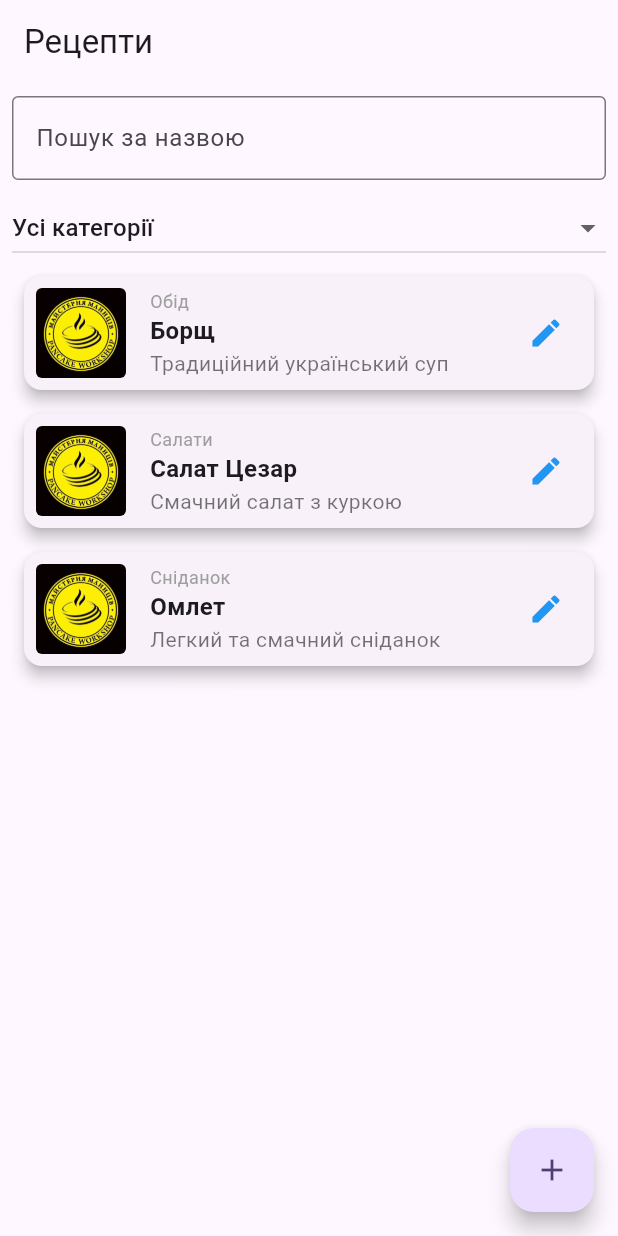
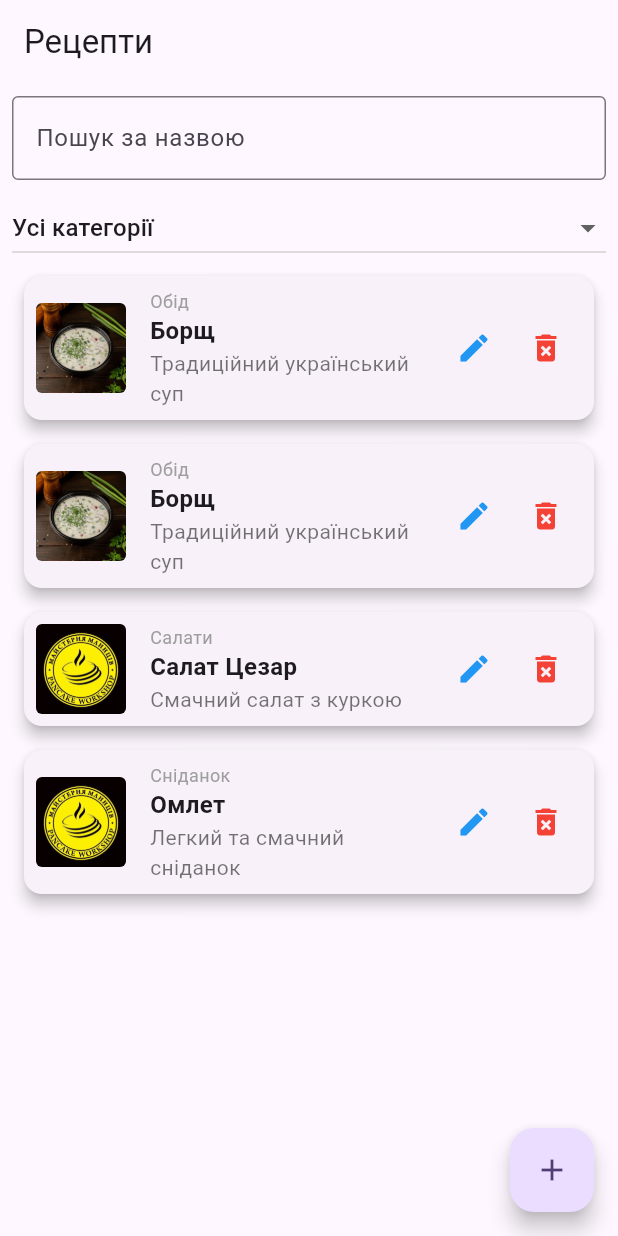
Before and after one commit to Spartakm67/flutter_home_work9, a Flutter app: the screen it shows after launch, on a phone screen of 412 x 824 dp. Run offline on Flutter 3.47's test engine with Material 3 defaults, Android fonts, the phone set to English and light mode, and no system bars.

```diff
--- a/lib/main.dart
+++ b/lib/main.dart
@@ -2,7 +2,6 @@ import 'package:flutter/material.dart';
 import 'package:flutter_home_work9/provider/recipe_list_screen.dart';
 import 'package:provider/provider.dart';
 import 'package:flutter_home_work9/provider/recipe_model.dart';
-
 
 void main() {
   runApp(
@@ -12,7 +11,6 @@ void main() {
     ),
   );
 }
-
 
 class MyApp extends StatelessWidget {
   const MyApp({super.key});
--- a/lib/provider/recipe_model.dart
+++ b/lib/provider/recipe_model.dart
@@ -10,11 +10,15 @@ class RecipeModel extends ChangeNotifier {
 
   List<Recipe> get recipes {
     return _recipes.where((recipe) {
-      final matchesQuery = recipe.title.toLowerCase().contains(searchQuery.toLowerCase());
-      final matchesCategory = _selectedCategory == null || recipe.category == _selectedCategory;
+      final matchesQuery =
+          recipe.title.toLowerCase().contains(searchQuery.toLowerCase());
+      final matchesCategory =
+          _selectedCategory == null || recipe.category == _selectedCategory;
       return matchesQuery && matchesCategory;
     }).toList();
   }
+
+  List<Recipe> get allRecipes => List.unmodifiable(_recipes);
 
   String? get selectedCategory => _selectedCategory;
 
@@ -47,6 +51,11 @@ class RecipeModel extends ChangeNotifier {
     }
   }
 
+  void deleteRecipe(String id) {
+    _recipes.removeWhere((recipe) => recipe.id == id);
+    notifyListeners();
+  }
+
   List<Recipe> getRecipesByCategory(String category) {
     return RecipeRepository.getRecipesByCategory(category);
   }
--- a/lib/repository/image_repository.dart
+++ b/lib/repository/image_repository.dart
@@ -10,7 +10,7 @@ class ImageRepository {
     'assets/images/poppy_pancake.jpg',
     'assets/images/chicken_salad.jpg',
     'assets/images/cold_kvass_soup.jpg',
-    ];
+  ];
   static List<String> getAllImages() {
     return images;
   }
--- a/lib/repository/recipe_repository.dart
+++ b/lib/repository/recipe_repository.dart
@@ -1,8 +1,23 @@
+import 'package:flutter/material.dart';
 import 'package:flutter_home_work9/models/recipe.dart';
 
 class RecipeRepository {
   static final List<Recipe> recipes = [
     Recipe(
+      image: AssetImage('assets/images/cold_kvass_soup.jpg'),
+      title: 'Борщ',
+      description: 'Традиційний український суп',
+      ingredients: ['Буряк', 'Картопля', 'Морква', 'Цибуля'],
+      instructions: [
+        'Підготувати овочі',
+        'Варити бульйон',
+        'Додати овочі',
+        'Варити до готовності'
+      ],
+      category: 'Обід',
+    ),
+    Recipe(
+      image: AssetImage('assets/images/cold_kvass_soup.jpg'),
       title: 'Борщ',
       description: 'Традиційний український суп',
       ingredients: ['Буряк', 'Картопля', 'Морква', 'Цибуля'],
@@ -47,7 +62,8 @@ class RecipeRepository {
   }
 
   static List<String> getAllCategories() {
-    final categories = recipes.map((recipe) => recipe.category).toSet().toList();
+    final categories =
+        recipes.map((recipe) => recipe.category).toSet().toList();
     return categories;
   }
- }
+}
```
Also changed, not shown: lib/provider/recipe_list_screen.dart (+5 -119 lines), lib/widgets/recipe_form_edit.dart (+10 -5 lines), lib/widgets/recipe_item.dart (+46 -5 lines), lib/models/recipe.dart (line endings or trailing spaces), lib/repository/category_repository.dart (line endings or trailing spaces), lib/styles/text_styles.dart (renamed from lib/styles/texy_styles.dart).
